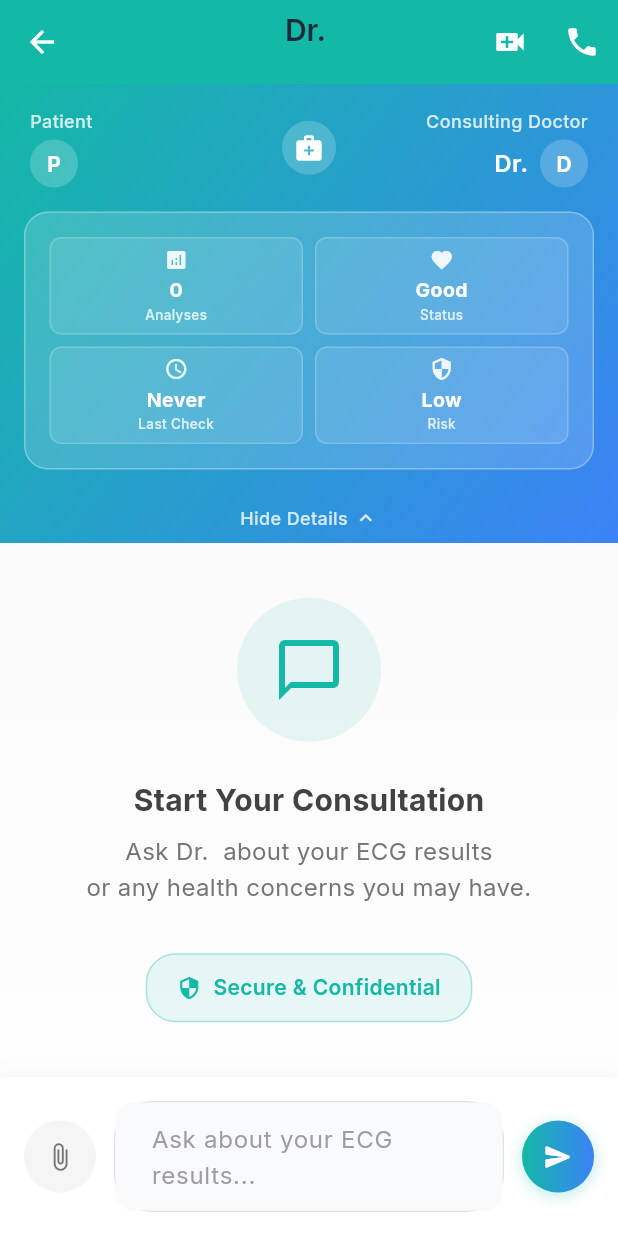
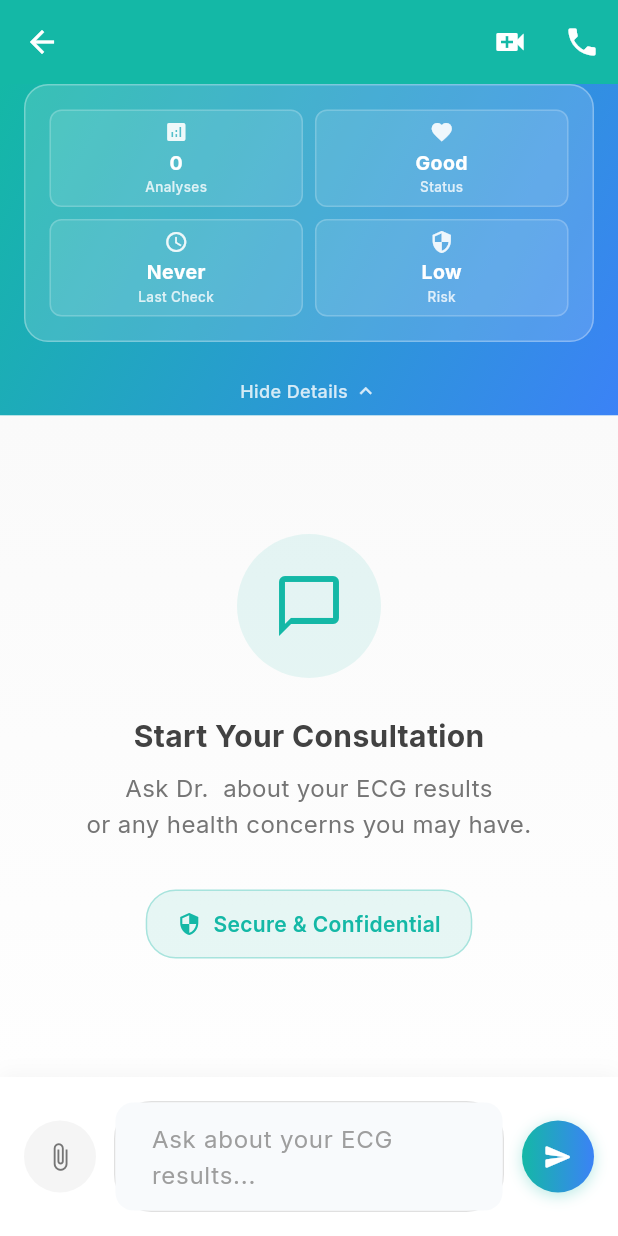
Before and after one commit to ATG-AVI/hadoc_app, a Flutter app: the ChatScreen screen opened directly with empty values, on a phone screen of 412 x 824 dp. Run offline on Flutter 3.47's test engine with Material 3 defaults, Android fonts, the phone set to English and light mode, and no system bars; our stand-ins replace dash_chat_2, file_picker, flutter_dotenv, google_fonts, shared_preferences, supabase_flutter; accounts and stored records are empty.

Commit message:
fix: fixing the chat screen

```diff
--- a/lib/screens/chat/chat_screen.dart
+++ b/lib/screens/chat/chat_screen.dart
@@ -144,122 +144,7 @@ class _ChatScreenState extends State<ChatScreen> with TickerProviderStateMixin {
           ),
           child: Column(
             children: [
-              // Doctor and Patient Info Header
-              Padding(
-                padding: const EdgeInsets.fromLTRB(20, 16, 20, 16),
-                child: Row(
-                  children: [
-                    // Patient Info
-                    Expanded(
-                      child: Column(
-                        crossAxisAlignment: CrossAxisAlignment.start,
-                        children: [
-                          Text(
-                            'Patient',
-                            style: TextStyle(
-                              color: Colors.white.withValues(alpha: 0.8),
-                              fontSize: 12,
-                              fontWeight: FontWeight.w500,
-                            ),
-                          ),
-                          const SizedBox(height: 4),
-                          Row(
-                            children: [
-                              CircleAvatar(
-                                radius: 16,
-                                backgroundColor: Colors.white.withValues(alpha: 0.2),
-                                child: Text(
-                                  user.name.isNotEmpty ? user.name[0].toUpperCase() : 'P',
-                                  style: const TextStyle(
-                                    color: Colors.white,
-                                    fontSize: 14,
-                                    fontWeight: FontWeight.bold,
-                                  ),
-                                ),
-                              ),
-                              const SizedBox(width: 8),
-                              Expanded(
-                                child: Text(
-                                  user.name,
-                                  style: const TextStyle(
-                                    color: Colors.white,
-                                    fontSize: 16,
-                                    fontWeight: FontWeight.w600,
-                                  ),
-                                  overflow: TextOverflow.ellipsis,
-                                ),
-                              ),
-                            ],
-                          ),
-                        ],
-                      ),
-                    ),
-
-                    // Consultation Icon
-                    Container(
-                      padding: const EdgeInsets.all(8),
-                      decoration: BoxDecoration(
-                        color: Colors.white.withValues(alpha: 0.2),
-                        shape: BoxShape.circle,
-                      ),
-                      child: const Icon(
-                        Icons.medical_services,
-                        color: Colors.white,
-                        size: 20,
-                      ),
-                    ),
-
-                    // Doctor Info
-                    Expanded(
-                      child: Column(
-                        crossAxisAlignment: CrossAxisAlignment.end,
-                        children: [
-                          Text(
-                            'Consulting Doctor',
-                            style: TextStyle(
-                              color: Colors.white.withValues(alpha: 0.8),
-                              fontSize: 12,
-                              fontWeight: FontWeight.w500,
-                            ),
-                          ),
-                          const SizedBox(height: 4),
-                          Row(
-                            mainAxisAlignment: MainAxisAlignment.end,
-                            children: [
-                              Expanded(
-                                child: Text(
-                                  'Dr. ${widget.otherUser.name}',
-                                  style: const TextStyle(
-                                    color: Colors.white,
-                                    fontSize: 16,
-                                    fontWeight: FontWeight.w600,
-                                  ),
-                                  overflow: TextOverflow.ellipsis,
-                                  textAlign: TextAlign.right,
-                                ),
-                              ),
-                              const SizedBox(width: 8),
-                              CircleAvatar(
-                                radius: 16,
-                                backgroundColor: Colors.white.withValues(alpha: 0.2),
-                                child: Text(
-                                  widget.otherUser.name.isNotEmpty ? widget.otherUser.name[0].toUpperCase() : 'D',
-                                  style: const TextStyle(
-                                    color: Colors.white,
-                                    fontSize: 14,
-                                    fontWeight: FontWeight.bold,
-                                  ),
-                                ),
-                              ),
-                            ],
-                          ),
-                        ],
-                      ),
-                    ),
-                  ],
-                ),
-              ),
-
+              // Removed Doctor and Patient Info Header
               // Dashboard Toggle and Content
               if (_isDashboardExpanded) ...[
                 Container(
@@ -507,7 +392,11 @@ class _ChatScreenState extends State<ChatScreen> with TickerProviderStateMixin {
         title: Column(
           crossAxisAlignment: CrossAxisAlignment.start,
           children: [
-            Text('Dr. ${widget.otherUser.name}'),
+            Text(
+              widget.otherUser.role.toLowerCase() == 'doctor'
+                  ? 'Dr. ${widget.otherUser.name}'
+                  : widget.otherUser.name,
+            ),
             Text(
               widget.otherUser.specialization ?? 'General Practice',
               style: const TextStyle(fontSize: 12, fontWeight: FontWeight.normal),
```
